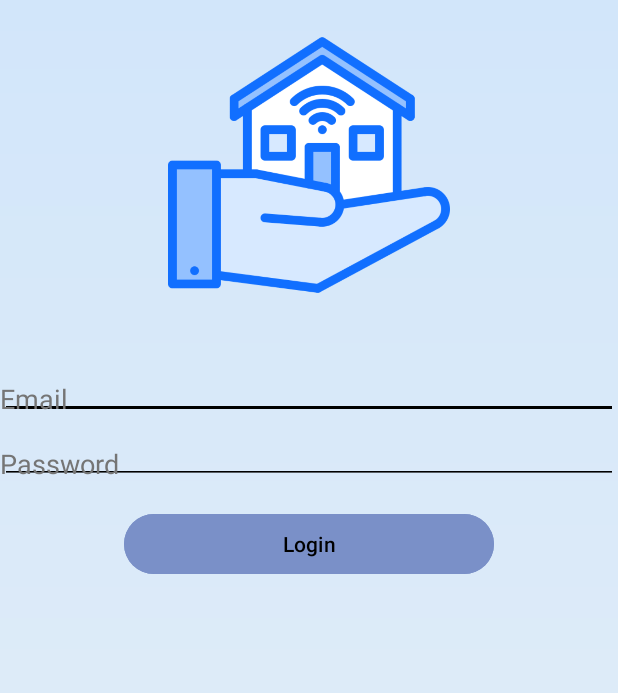
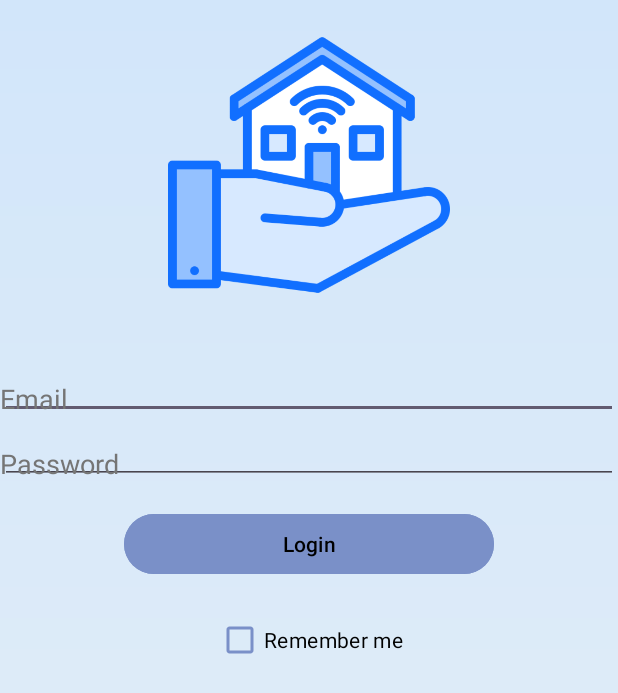
Before and after one commit to vijcoelho/springboot-mobile, an Android app: the screen it shows after launch (MainActivity), on a phone screen of 412 x 824 dp. Shown: the top 693 px of the screen. Run offline under Robolectric (Android 15) with nearby library versions, the phone set to English and light mode, and no system bars.

Commit message:
checkBox remember me in the start scene

```diff
--- a/test_tcc_mobile/app/src/main/java/com/api/test_tcc_mobile/MainActivity.java
+++ b/test_tcc_mobile/app/src/main/java/com/api/test_tcc_mobile/MainActivity.java
@@ -7,10 +7,12 @@ import androidx.core.view.ViewCompat;
 import android.animation.AnimatorInflater;
 import android.animation.AnimatorSet;
 import android.content.Intent;
+import android.content.SharedPreferences;
 import android.content.res.ColorStateList;
 import android.os.Build;
 import android.os.Bundle;
 import android.view.WindowManager;
+import android.widget.CheckBox;
 import android.widget.Toast;
 
 import com.api.test_tcc_mobile.model.User;
@@ -31,24 +33,34 @@ import retrofit2.Response;
 public class MainActivity extends AppCompatActivity {
 
     private RetrofitServer retrofit;
+    private SharedPreferences sharedPreferences;
+    private SharedPreferences.Editor editor;
+    private CheckBox rememberMeCheckBox;
 
     @Override
     protected void onCreate(Bundle savedInstanceState) {
         super.onCreate(savedInstanceState);
         setContentView(R.layout.activity_main);
+        retrofit = new RetrofitServer();
 
         getWindow().setFlags(WindowManager.LayoutParams.FLAG_LAYOUT_NO_LIMITS, WindowManager.LayoutParams.FLAG_LAYOUT_NO_LIMITS);
+        sharedPreferences = getSharedPreferences("loginPrefs", MODE_PRIVATE);
+        editor = sharedPreferences.edit();
 
         TextInputEditText inputEditTextEmail = findViewById(R.id.textInputEmail);
         TextInputEditText textInputEditPassword = findViewById(R.id.textInputPassword);
+        rememberMeCheckBox = findViewById(R.id.rememberMe_checkBox);
 
-        ColorStateList colorStateList = ColorStateList.valueOf(ContextCompat.getColor(this, R.color.black));
-        ViewCompat.setBackgroundTintList(inputEditTextEmail, colorStateList);
-        ViewCompat.setBackgroundTintList(textInputEditPassword, colorStateList);
+        boolean rememberMe = sharedPreferences.getBoolean("rememberMe", false);
+        if(rememberMe) {
+            String savedEmail = sharedPreferences.getString("email", "");
+            String savedPassword = sharedPreferences.getString("password", "");
+            inputEditTextEmail.setText(savedEmail);
+            textInputEditPassword.setText(savedPassword);
+            rememberMeCheckBox.setChecked(true);
+        }
 
         MaterialButton login_Button = findViewById(R.id.login_button);
-
-        retrofit = new RetrofitServer();
 
         login_Button.setOnClickListener(view -> {
             AnimatorSet animatorSet = (AnimatorSet) AnimatorInflater.loadAnimator(this, R.animator.button_scale);
@@ -76,9 +88,20 @@ public class MainActivity extends AppCompatActivity {
                 if (response.isSuccessful()) {
                     try {
                         String responseBodyString = response.body().string();
+                        if(rememberMeCheckBox.isChecked()) {
+                            editor.putBoolean("rememberMe", true);
+                            editor.putString("email", user.getEmail());
+                            editor.putString("password", user.getPassword());
+                            editor.apply();
+                        } else {
+                            editor.putBoolean("rememberMe", false);
+                            editor.remove("email");
+                            editor.remove("password");
+                            editor.apply();
+                        }
                         startActivity(new Intent(MainActivity.this, Start.class));
                         finish();
-                    } catch (IOException e) {
+                    } catch(Exception e) {
                         e.printStackTrace();
                     }
                 } else {
--- a/test_tcc_mobile/app/src/main/res/layout/activity_main.xml
+++ b/test_tcc_mobile/app/src/main/res/layout/activity_main.xml
@@ -68,5 +68,18 @@
             app:layout_constraintTop_toBottomOf="@+id/textInputPassword"
             app:layout_constraintWidth_percent="0.6" />
 
+        <CheckBox
+            android:id="@+id/rememberMe_checkBox"
+            android:layout_width="wrap_content"
+            android:layout_height="wrap_content"
+            android:text="Remember me"
+            android:buttonTint="@color/material_dynamic_primary60"
+            android:textColor="@color/black"
+            android:layout_marginTop="16dp"
+            app:layout_constraintTop_toBottomOf="@id/login_button"
+            app:layout_constraintStart_toStartOf="@id/login_button"
+            app:layout_constraintEnd_toEndOf="@id/login_button"/>
+
+
     </androidx.constraintlayout.widget.ConstraintLayout>
 </RelativeLayout>
```
Also changed, not shown: test_tcc_mobile/app/src/main/res/values/colors.xml (line endings or trailing spaces).
